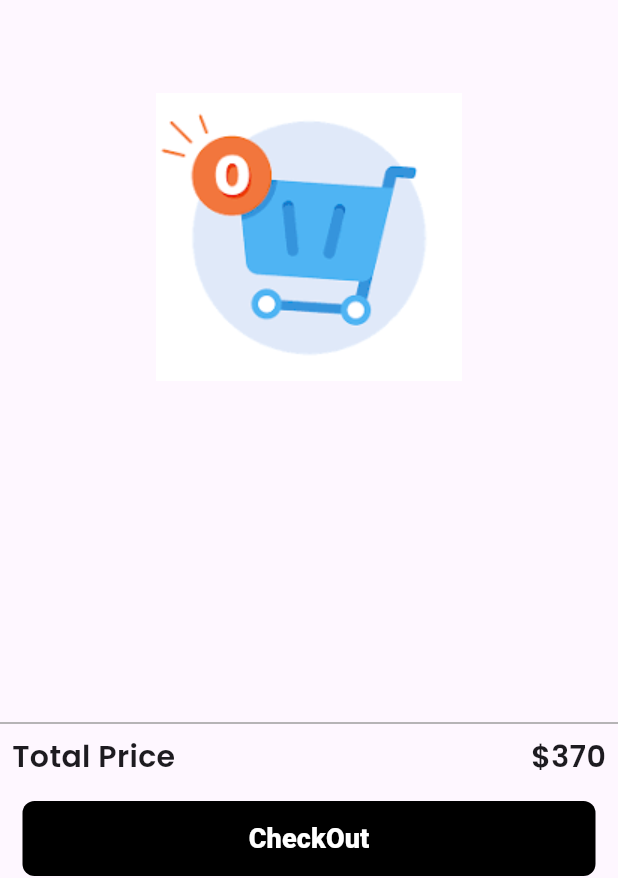
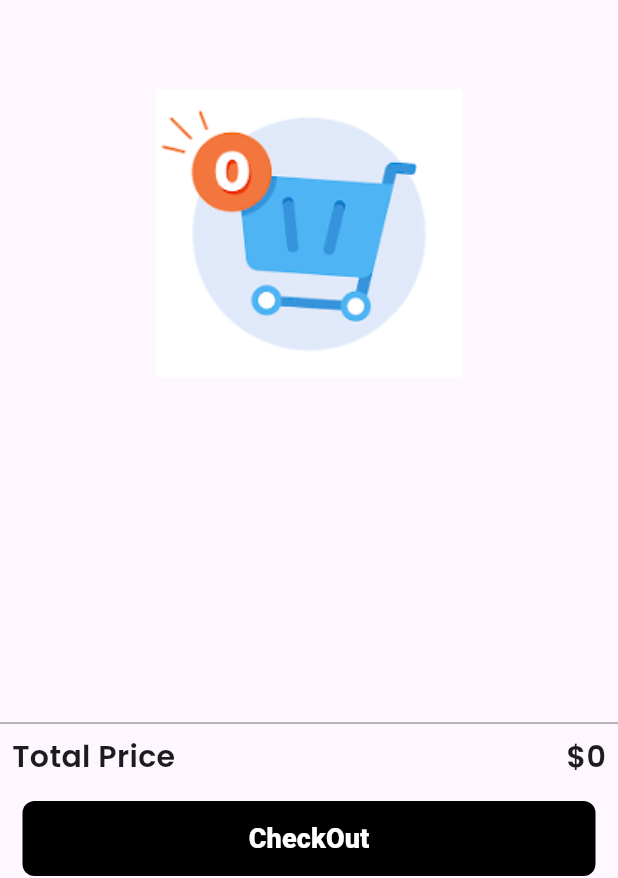
Before and after one commit to ramy23149/phone-fix, a Flutter app: the OrderView screen opened directly, on a phone screen of 412 x 824 dp. Shown: the part 351-1229 px from the top of the screen. Run offline on Flutter 3.47's test engine with Material 3 defaults, Android fonts, the phone set to English and light mode, and no system bars; drawn by our look-alikes of modal_progress_hud_nsn; our stand-ins replace awesome_dialog, bloc, cached_network_image, cloud_firestore, curved_navigation_bar, dartz and 9 more; missing offline and left inert: flutter_stripe; accounts and stored records are empty.

Commit message:
Refactor code for order view and payment functionality
- Refactored code for order view to update total price dynamically
- Added payment functionality using PaymonyCubit
- Show alert dialog for successful and failed payments
- Updated UI to show loading indicator during payment process

```diff
--- a/lib/Core/app_router.dart
+++ b/lib/Core/app_router.dart
@@ -1,15 +1,14 @@
+import 'package:firebase_auth/firebase_auth.dart';
 import 'package:food_delivery_app/Core/widgets/bottomNav_bar.dart';
-import 'package:food_delivery_app/featurs/admin/Presentation/views/admin_view.dart';
 import 'package:food_delivery_app/featurs/auth/presentation/views/password_recavory.dart';
 import 'package:food_delivery_app/featurs/home/Presentation/views/food_detalis_view.dart';
 import 'package:food_delivery_app/featurs/on_boarding/presentation/views/on_bording_view.dart';
 import 'package:go_router/go_router.dart';
 
-import '../featurs/Profile/views/profile_view.dart';
 import '../featurs/admin/Presentation/views/admin_home.dart';
+import '../featurs/admin/Presentation/views/admin_view.dart';
 import '../featurs/auth/presentation/views/login_view.dart';
 import '../featurs/auth/presentation/views/signUp_view.dart';
-import '../featurs/order/views/order_view.dart';
 
 abstract class AppRouter {
   static String kOnBording = '/';
@@ -29,11 +28,23 @@ abstract class AppRouter {
           return const LogInView();
         },
       ),
+
       GoRoute(
         path: kSignUpView,
         builder: (context, state) => const SignUpView(),
       ),
-      GoRoute(path: '/', builder: (context, state) => const OnBordingView()),
+        GoRoute(
+        path: kAdminView,
+         builder: (context, state) => const AdminView()),
+      GoRoute(
+          path: '/',
+          builder: (context, state) {
+            if (FirebaseAuth.instance.currentUser == null) {
+              return const OnBordingView();
+            } else {
+              return const BottomNavBar();
+            }
+          }),
       GoRoute(
         path: kAdminHome,
         builder: (context, state) => const HomeAdmin(),
@@ -49,8 +60,9 @@ abstract class AppRouter {
       GoRoute(
           path: kfoodDetalis,
           builder: (context, state) {
-              final Map<String, dynamic> data = state.extra! as Map<String, dynamic>;
-            return  FoodDetalisView(
+            final Map<String, dynamic> data =
+                state.extra! as Map<String, dynamic>;
+            return FoodDetalisView(
               name: data['name'],
               imageUrl: data['image'],
               desc: data['detalis'],
--- a/lib/Core/helper/Costom_alert_dialog.dart
+++ b/lib/Core/helper/Costom_alert_dialog.dart
@@ -1,12 +1,12 @@
 import 'package:flutter/material.dart';
 
-void showAlertDialog(BuildContext context,String content) {
+void showAlertDialog(BuildContext context,String content,Icon icon,Color color) {
     showDialog(
         context: context,
         builder: (BuildContext context) {
           return AlertDialog(
-            icon: const Icon(Icons.done_outline),
-            iconColor: Colors.green,
+            icon: icon,
+            iconColor: color,
             content:  Text(content),
             actions: [
               MaterialButton(
--- a/lib/featurs/auth/presentation/manager/cubits/signUp_cubit/sign_up_cubit.dart
+++ b/lib/featurs/auth/presentation/manager/cubits/signUp_cubit/sign_up_cubit.dart
@@ -27,7 +27,7 @@ class SignUpCubit extends Cubit<SignUpState> {
       await FirebaseAuth.instance.currentUser!
           .sendEmailVerification()
           .whenComplete(
-            () => showAlertDialog(context, 'Verify your email'),
+            () => showAlertDialog(context, 'Verify your email',const Icon(Icons.notification_add),Colors.yellow),
           );
 
             emit(SignUpSuccess());
--- /dev/null
+++ b/lib/featurs/order/manager/cubit/paymony_state.dart
@@ -0,0 +1,12 @@
+part of 'paymony_cubit.dart';
+
+@immutable
+sealed class PaymonyState {}
+
+final class PaymonyInitial extends PaymonyState {}
+
+final class PaymonyLoading extends PaymonyState {}
+
+final class PaymonySuccess extends PaymonyState {}
+
+final class PaymonyError extends PaymonyState {}
--- a/lib/featurs/order/views/order_view.dart
+++ b/lib/featurs/order/views/order_view.dart
@@ -1,14 +1,20 @@
 import 'package:flutter/material.dart';
+import 'package:flutter_bloc/flutter_bloc.dart';
 import 'package:food_delivery_app/featurs/order/views/widgets/order_view_body.dart';
+
+import '../manager/cubit/paymony_cubit.dart';
 
 class OrderView extends StatelessWidget {
   const OrderView({super.key});
 
   @override
   Widget build(BuildContext context) {
-    return const SafeArea(child:
-    Scaffold(
-      body: OrderViewBody(),
-    ));
+    return BlocProvider(
+      create: (context) => PaymonyCubit(),
+      child: const SafeArea(
+          child: Scaffold(
+        body: OrderViewBody(),
+      )),
+    );
   }
 }
--- a/lib/featurs/order/views/widgets/check_out_box.dart
+++ b/lib/featurs/order/views/widgets/check_out_box.dart
@@ -1,3 +1,4 @@
+import 'package:awesome_dialog/awesome_dialog.dart';
 import 'package:flutter/material.dart';
 
 import '../../../../Core/constats.dart';
@@ -5,10 +6,10 @@ import '../../../../Core/text_styles/Styles.dart';
 import '../../../../Core/widgets/custom_bottom.dart';
 
 class ChekOutBox extends StatelessWidget {
-  const ChekOutBox({super.key,
-  // required this.totalPrice
-   });
-  //final int totalPrice;
+  const ChekOutBox({super.key, required this.totalPrice, required this.onTap});
+  final int totalPrice;
+  final void Function() onTap;
+
   @override
   Widget build(BuildContext context) {
     return Container(
@@ -19,17 +20,17 @@ class ChekOutBox extends StatelessWidget {
             color: Colors.grey,
             thickness: 1,
           ),
-           Padding(
-            padding:const EdgeInsets.symmetric(horizontal: 8.0),
+          Padding(
+            padding: const EdgeInsets.symmetric(horizontal: 8.0),
             child: Row(
               mainAxisAlignment: MainAxisAlignment.spaceBetween,
               children: [
-              const  Text(
+                const Text(
                   'Total Price',
                   style: Styles.textStyle20,
                 ),
                 Text(
-                  '\$370',
+                  '\$$totalPrice',
                   style: Styles.textStyle20,
                 ),
               ],
@@ -41,6 +42,16 @@ class ChekOutBox extends StatelessWidget {
           Padding(
             padding: const EdgeInsets.symmetric(horizontal: 15.0),
             child: CustomBotton(
+                onPressed: () {
+                  AwesomeDialog(
+                      context: context,
+                      dialogType: DialogType.question,
+                      title: 'Are you sure to pay \$$totalPrice ?',
+                      btnOkText: 'Yes',
+                      btnCancelText: 'No',
+                      btnOkOnPress: onTap,
+                      btnCancelOnPress: () {}).show();
+                },
                 borderRadius: BorderRadius.circular(8),
                 width: MediaQuery.of(context).size.width,
                 textColor: kWhite,
--- a/lib/featurs/order/views/widgets/order_list_view.dart
+++ b/lib/featurs/order/views/widgets/order_list_view.dart
@@ -6,7 +6,11 @@ import 'package:food_delivery_app/featurs/order/views/widgets/food_item.dart';
 import '../../../../Core/servers/data_base_methouds.dart';
 
 class OrderListView extends StatefulWidget {
-  const OrderListView({super.key});
+  const OrderListView({
+    super.key,
+    required this.onAdd,
+  });
+  final void Function(int) onAdd;
 
   @override
   State<OrderListView> createState() => _OrderListViewState();
@@ -17,9 +21,7 @@ class _OrderListViewState extends State<OrderListView> {
 
   getItems() async {
     foodItemStream = await DataBaseMethouds().getCart();
-      setState(() {
-
-            });
+    setState(() {});
   }
 
   @override
@@ -29,30 +31,35 @@ class _OrderListViewState extends State<OrderListView> {
     getItems();
   }
 
-
-
   @override
   Widget build(BuildContext context) {
     return StreamBuilder<QuerySnapshot<Object?>>(
         stream: foodItemStream,
         builder: (context, snapshot) {
-          if (snapshot.hasData&&snapshot.data!.docs.isNotEmpty&&snapshot.data!=null) {
-      return ListView.builder(
+          if (snapshot.hasData &&
+              snapshot.data!.docs.isNotEmpty &&
+              snapshot.data != null) {
+            return ListView.builder(
                 itemCount: snapshot.data?.docs.length,
                 itemBuilder: (context, index) {
                   var ds = snapshot.data?.docs[index];
+                  double totalPrices = 0;
+                  for (var ds in snapshot.data!.docs) {
+                    totalPrices += ds['totalPrice'];
+                    widget.onAdd(totalPrices.toInt());
+                  }
                   return FoodItem(
                     image: ds!['image'],
                     name: ds['name'],
                     price: ds['totalPrice'],
                     count: ds['quanter'],
                   );
+
                 });
           } else if (snapshot.connectionState == ConnectionState.waiting) {
             return const CustomLoadingIndecator();
           } else if (snapshot.hasError) {
             return const Text('some thing went wrong');
-
           } else {
             return Image.asset('assets/images/cart.png');
           }
--- a/lib/featurs/order/views/widgets/order_view_body.dart
+++ b/lib/featurs/order/views/widgets/order_view_body.dart
@@ -1,28 +1,70 @@
 import 'package:flutter/cupertino.dart';
 import 'package:flutter/material.dart';
 import 'package:flutter/widgets.dart';
+import 'package:flutter_bloc/flutter_bloc.dart';
+import 'package:food_delivery_app/Core/helper/Costom_alert_dialog.dart';
 import 'package:food_delivery_app/Core/widgets/custom_appbar.dart';
+import 'package:food_delivery_app/featurs/order/manager/cubit/paymony_cubit.dart';
+import 'package:modal_progress_hud_nsn/modal_progress_hud_nsn.dart';
 
 import 'check_out_box.dart';
 import 'order_list_view.dart';
 
-class OrderViewBody extends StatelessWidget {
+class OrderViewBody extends StatefulWidget {
   const OrderViewBody({super.key});
 
   @override
+  State<OrderViewBody> createState() => _OrderViewBodyState();
+}
+
+class _OrderViewBodyState extends State<OrderViewBody> {
+  int total = 0;
+  bool isLoading = false;
+  @override
   Widget build(BuildContext context) {
-    return const Stack(children: [
+    return BlocConsumer<PaymonyCubit, PaymonyState>(
+      listener: (context, state) {
+        if (state is PaymonySuccess) {
+          showAlertDialog(context, "You Are Payed $total USD",const Icon(Icons.done_outline_rounded),Colors.green);
+        }else if (state is PaymonyError) {
+          showAlertDialog(context, "you don't have enough money",const Icon(Icons.error),Colors.red);
+        }
+      },
+      builder: (context, state) {
+        return ModalProgressHUD(
+          inAsyncCall: state is PaymonyLoading,
+          child: Stack(children: [
             Column(
               children: [
-          CustomAppBar(
+                const CustomAppBar(
                   title: 'Food Cart',
                 ),
-          Spacer(),
-          ChekOutBox(),
+                const Spacer(),
+                ChekOutBox(
+                  onTap: () {
+                    BlocProvider.of<PaymonyCubit>(context).paymony(total);
+                  },
+                  totalPrice: total,
+                ),
               ],
             ),
             Positioned(
-          top: 65, bottom: 105, right: 0, left: 0, child: OrderListView()),
-    ]);
+                top: 65,
+                bottom: 110,
+                right: 0,
+                left: 0,
+                child: OrderListView(
+                  onAdd: (int totalMoney) {
+                    WidgetsBinding.instance!.addPostFrameCallback((_) {
+                      setState(() {
+                        total = totalMoney;
+                      });
+                    });
+                  },
+                )),
+          ]),
+        );
+      },
+    );
   }
 }
--- a/lib/featurs/wallet/presentaion/manager/add_mony_cubit/add_mony_cubit.dart
+++ b/lib/featurs/wallet/presentaion/manager/add_mony_cubit/add_mony_cubit.dart
@@ -39,7 +39,7 @@ class AddMonyCubit extends Cubit<AddMonyState> {
     );
     SherdPrefHelper().setUserWallet(newWalletBalance);
   emit(AddMonySuccess());
-        showAlertDialog(context, "Your payment was successful.");
+        showAlertDialog(context, "Your payment was successful.",const Icon(Icons.done_outline_rounded),Colors.green);
       },
     );
   }
```
Also changed, not shown: lib/featurs/Profile/views/widgets/profile_view_body.dart (+9 -9 lines), lib/featurs/order/manager/cubit/get_curt_cubit.dart (deleted, +0 -29 lines), lib/featurs/order/manager/cubit/get_curt_state.dart (deleted, +0 -12 lines), lib/featurs/order/manager/cubit/paymony_cubit.dart (added, +41 -0 lines). Lines whose indentation alone changed are shown as unchanged.
